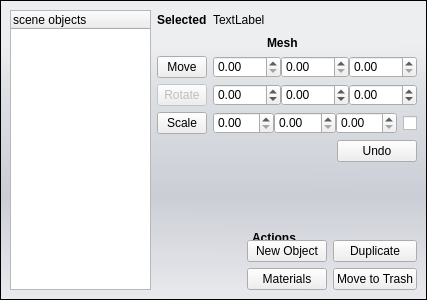
realXtend/tundra, file bin/pymodules/editgui/editobject.ui: the form before one commit.
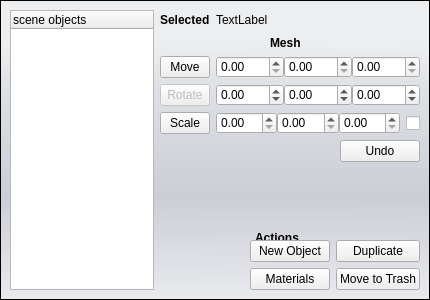
The form after the commit.

Commit message: pasting the meshid and then clicking the apply button now works. added the combobox for material/texture assigning. apply/cancel now operational in material/texture assigning just yet

Patch:
```diff
--- a/bin/pymodules/editgui/editobject.ui
+++ b/bin/pymodules/editgui/editobject.ui
@@ -6,7 +6,7 @@
    <rect>
     <x>0</x>
     <y>0</y>
-    <width>427</width>
+    <width>430</width>
     <height>300</height>
    </rect>
   </property>
```
The commit also changes 2 other files.
